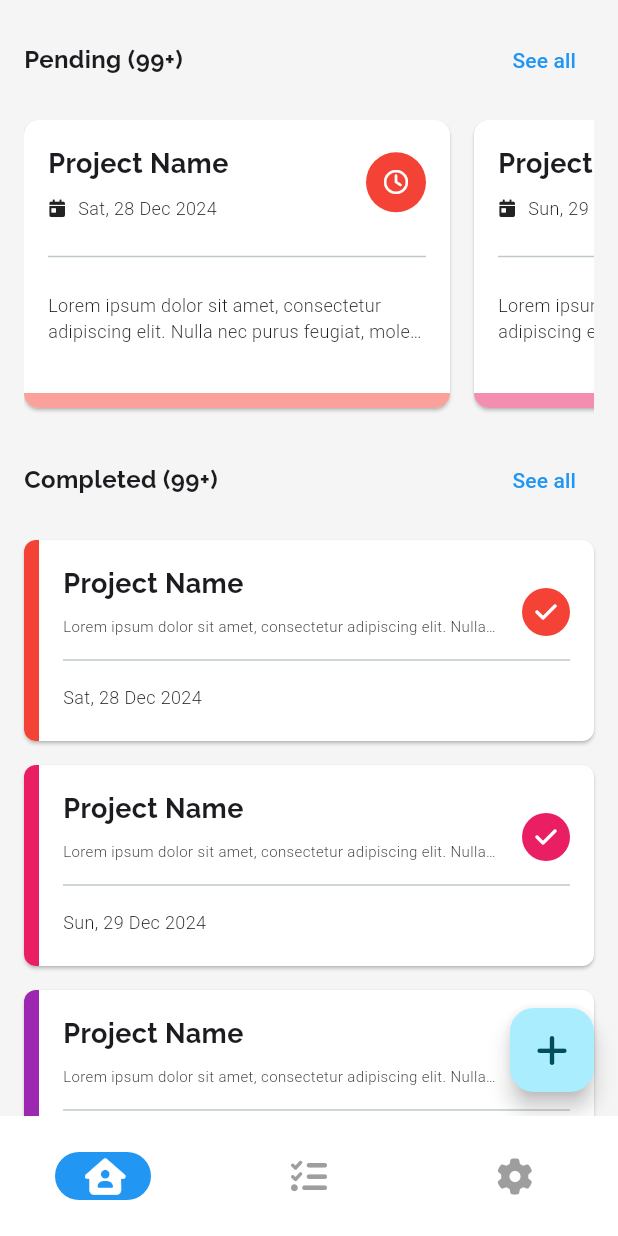
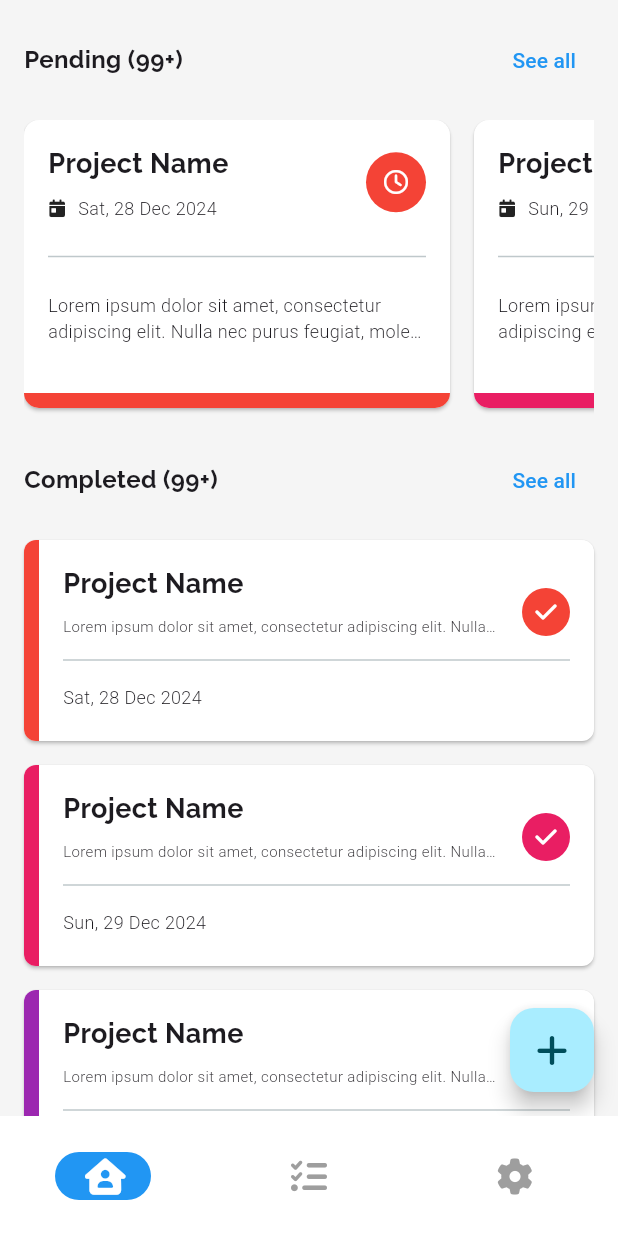
Before and after one commit to zgramming/technical-test-flutter-venteny-indonesia, a Flutter app: the screen it shows after launch, on a phone screen of 412 x 824 dp. Run offline on Flutter 3.47's test engine with Material 3 defaults, Android fonts, the phone set to English and light mode, and no system bars; our stand-ins replace flutter_svg, font_awesome_flutter, go_router, google_fonts, introduction_screen; Roboto replaces fonts that are missing (Numans).

Commit message:
chore : Upgrading Flutter to 3.27.1 from 3.24.5

```diff
--- a/lib/src/presentation/pages/dashboard.page.dart
+++ b/lib/src/presentation/pages/dashboard.page.dart
@@ -303,11 +303,12 @@ class _PendingTaskItem extends StatelessWidget {
           Container(
             height: 10,
             decoration: BoxDecoration(
-                color: randomColor.withOpacity(0.5),
-                borderRadius: const BorderRadius.only(
-                  bottomLeft: Radius.circular(16),
-                  bottomRight: Radius.circular(16),
-                )),
+              color: randomColor.withValues(alpha: 100),
+              borderRadius: const BorderRadius.only(
+                bottomLeft: Radius.circular(16),
+                bottomRight: Radius.circular(16),
+              ),
+            ),
           )
         ],
       ),
```
Also changed, not shown: pubspec.lock.
